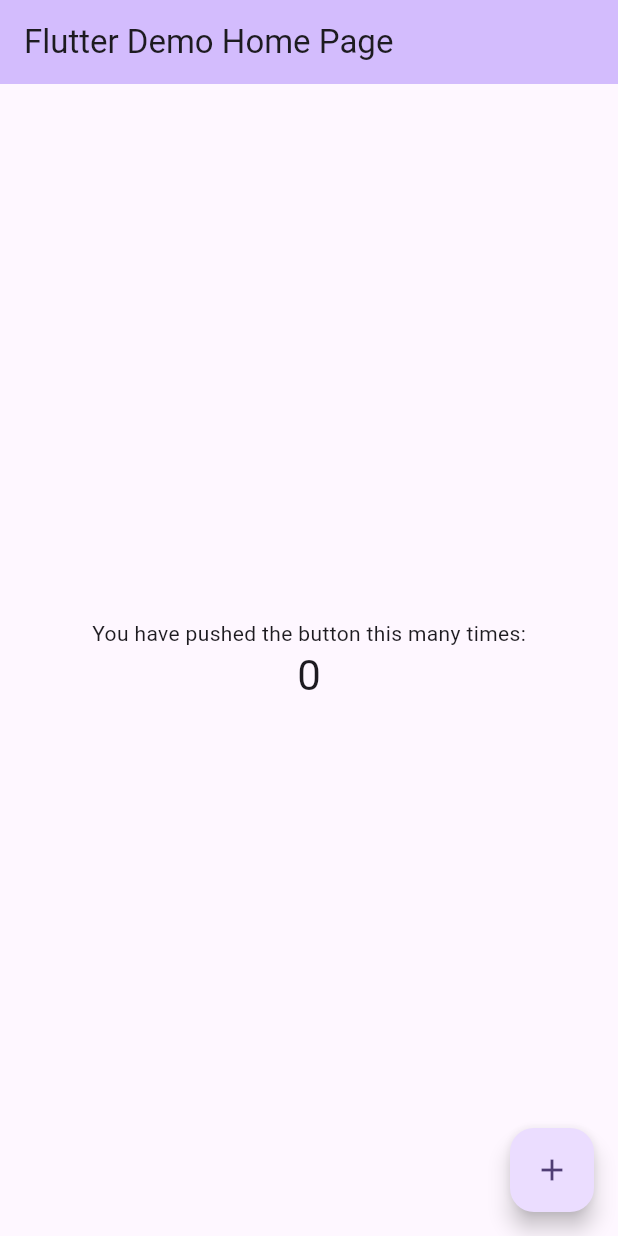
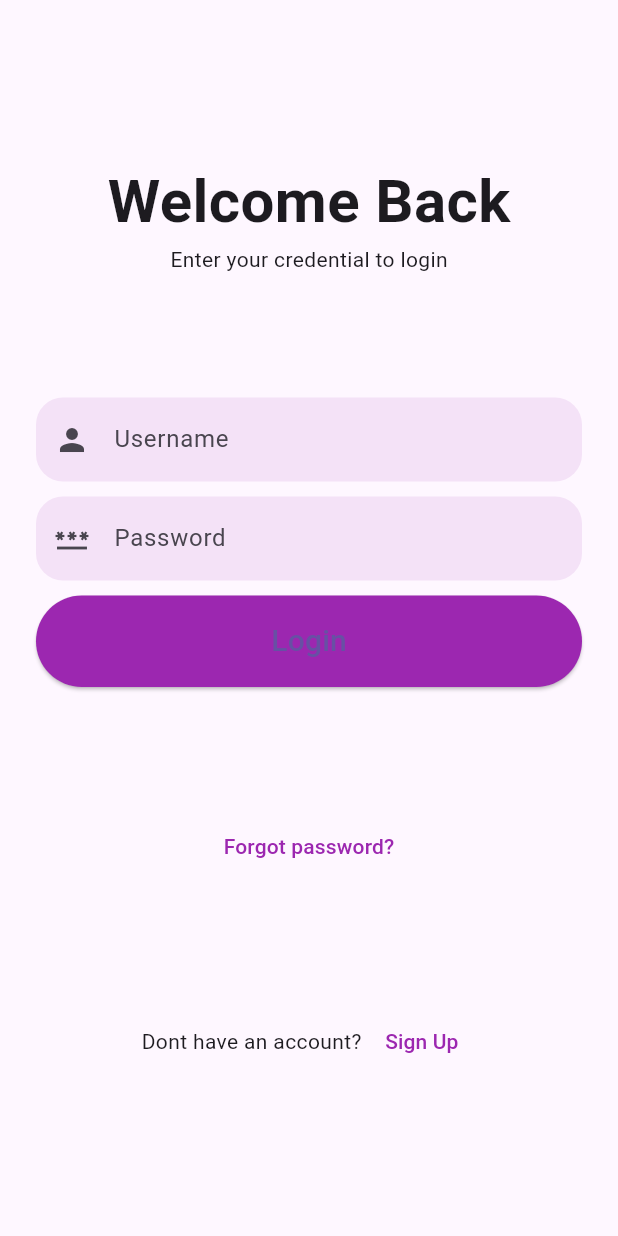
Before and after one commit to mifraheem/hostelive, a Flutter app: the screen it shows after launch, on a phone screen of 412 x 824 dp. Run offline on Flutter 3.47's test engine with Material 3 defaults, Android fonts, the phone set to English and light mode, and no system bars.

Commit message:
initial ui ready

```diff
--- a/hostelive_app/lib/main.dart
+++ b/hostelive_app/lib/main.dart
@@ -1,4 +1,6 @@
 import 'package:flutter/material.dart';
+import 'package:hostelive_app/screen/login_screen.dart';
+import 'package:hostelive_app/screen/signup_page.dart';
 
 void main() {
   runApp(const MyApp());
@@ -7,116 +9,17 @@ void main() {
 class MyApp extends StatelessWidget {
   const MyApp({super.key});
 
-  // This widget is the root of your application.
   @override
   Widget build(BuildContext context) {
     return MaterialApp(
-      title: 'Flutter Demo',
-      theme: ThemeData(
-        // This is the theme of your application.
-        //
-        // TRY THIS: Try running your application with "flutter run". You'll see
-        // the application has a purple toolbar. Then, without quitting the app,
-        // try changing the seedColor in the colorScheme below to Colors.green
-        // and then invoke "hot reload" (save your changes or press the "hot
-        // reload" button in a Flutter-supported IDE, or press "r" if you used
-        // the command line to start the app).
-        //
-        // Notice that the counter didn't reset back to zero; the application
-        // state is not lost during the reload. To reset the state, use hot
-        // restart instead.
-        //
-        // This works for code too, not just values: Most code changes can be
-        // tested with just a hot reload.
-        colorScheme: ColorScheme.fromSeed(seedColor: Colors.deepPurple),
-      ),
-      home: const MyHomePage(title: 'Flutter Demo Home Page'),
+      debugShowCheckedModeBanner: false,
+      title: 'Hostelive',
+      theme: ThemeData(primarySwatch: Colors.purple),
+      initialRoute: '/login',
+      routes: {
+        '/login': (context) => const LoginPage(),
+        '/signup': (context) => const SignupPage(),
+      },
     );
   }
 }
-
-class MyHomePage extends StatefulWidget {
-  const MyHomePage({super.key, required this.title});
-
-  // This widget is the home page of your application. It is stateful, meaning
-  // that it has a State object (defined below) that contains fields that affect
-  // how it looks.
-
-  // This class is the configuration for the state. It holds the values (in this
-  // case the title) provided by the parent (in this case the App widget) and
-  // used by the build method of the State. Fields in a Widget subclass are
-  // always marked "final".
-
-  final String title;
-
-  @override
-  State<MyHomePage> createState() => _MyHomePageState();
-}
-
-class _MyHomePageState extends State<MyHomePage> {
-  int _counter = 0;
-
-  void _incrementCounter() {
-    setState(() {
-      // This call to setState tells the Flutter framework that something has
-      // changed in this State, which causes it to rerun the build method below
-      // so that the display can reflect the updated values. If we changed
-      // _counter without calling setState(), then the build method would not be
-      // called again, and so nothing would appear to happen.
-      _counter++;
-    });
-  }
-
-  @override
-  Widget build(BuildContext context) {
-    // This method is rerun every time setState is called, for instance as done
-    // by the _incrementCounter method above.
-    //
-    // The Flutter framework has been optimized to make rerunning build methods
-    // fast, so that you can just rebuild anything that needs updating rather
-    // than having to individually change instances of widgets.
-    return Scaffold(
-      appBar: AppBar(
-        // TRY THIS: Try changing the color here to a specific color (to
-        // Colors.amber, perhaps?) and trigger a hot reload to see the AppBar
-        // change color while the other colors stay the same.
-        backgroundColor: Theme.of(context).colorScheme.inversePrimary,
-        // Here we take the value from the MyHomePage object that was created by
-        // the App.build method, and use it to set our appbar title.
-        title: Text(widget.title),
-      ),
-      body: Center(
-        // Center is a layout widget. It takes a single child and positions it
-        // in the middle of the parent.
-        child: Column(
-          // Column is also a layout widget. It takes a list of children and
-          // arranges them vertically. By default, it sizes itself to fit its
-          // children horizontally, and tries to be as tall as its parent.
-          //
-          // Column has various properties to control how it sizes itself and
-          // how it positions its children. Here we use mainAxisAlignment to
-          // center the children vertically; the main axis here is the vertical
-          // axis because Columns are vertical (the cross axis would be
-          // horizontal).
-          //
-          // TRY THIS: Invoke "debug painting" (choose the "Toggle Debug Paint"
-          // action in the IDE, or press "p" in the console), to see the
-          // wireframe for each widget.
-          mainAxisAlignment: MainAxisAlignment.center,
-          children: <Widget>[
-            const Text('You have pushed the button this many times:'),
-            Text(
-              '$_counter',
-              style: Theme.of(context).textTheme.headlineMedium,
-            ),
-          ],
-        ),
-      ),
-      floatingActionButton: FloatingActionButton(
-        onPressed: _incrementCounter,
-        tooltip: 'Increment',
-        child: const Icon(Icons.add),
-      ), // This trailing comma makes auto-formatting nicer for build methods.
-    );
-  }
-}
--- /dev/null
+++ b/hostelive_app/lib/screen/login_screen.dart
@@ -0,0 +1,107 @@
+import 'package:flutter/material.dart';
+
+class LoginPage extends StatelessWidget {
+  const LoginPage({super.key});
+
+  @override
+  Widget build(BuildContext context) {
+    return MaterialApp(
+      debugShowCheckedModeBanner: false,
+      home: Scaffold(
+        body: Container(
+          margin: const EdgeInsets.all(24),
+          child: Column(
+            mainAxisAlignment: MainAxisAlignment.spaceEvenly,
+            children: [
+              _header(context),
+              _inputField(context),
+              _forgotPassword(context),
+              _signup(context),
+            ],
+          ),
+        ),
+      ),
+    );
+  }
+
+  _header(context) {
+    return const Column(
+      children: [
+        Text(
+          "Welcome Back",
+          style: TextStyle(fontSize: 40, fontWeight: FontWeight.bold),
+        ),
+        Text("Enter your credential to login"),
+      ],
+    );
+  }
+
+  _inputField(context) {
+    return Column(
+      crossAxisAlignment: CrossAxisAlignment.stretch,
+      children: [
+        TextField(
+          decoration: InputDecoration(
+            hintText: "Username",
+            border: OutlineInputBorder(
+              borderRadius: BorderRadius.circular(18),
+              borderSide: BorderSide.none,
+            ),
+            fillColor: Colors.purple.withOpacity(0.1),
+            filled: true,
+            prefixIcon: const Icon(Icons.person),
+          ),
+        ),
+        const SizedBox(height: 10),
+        TextField(
+          decoration: InputDecoration(
+            hintText: "Password",
+            border: OutlineInputBorder(
+              borderRadius: BorderRadius.circular(18),
+              borderSide: BorderSide.none,
+            ),
+            fillColor: Colors.purple.withOpacity(0.1),
+            filled: true,
+            prefixIcon: const Icon(Icons.password),
+          ),
+          obscureText: true,
+        ),
+        const SizedBox(height: 10),
+        ElevatedButton(
+          onPressed: () {},
+          style: ElevatedButton.styleFrom(
+            shape: const StadiumBorder(),
+            padding: const EdgeInsets.symmetric(vertical: 16),
+            backgroundColor: Colors.purple,
+          ),
+          child: const Text("Login", style: TextStyle(fontSize: 20)),
+        ),
+      ],
+    );
+  }
+
+  _forgotPassword(context) {
+    return TextButton(
+      onPressed: () {},
+      child: const Text(
+        "Forgot password?",
+        style: TextStyle(color: Colors.purple),
+      ),
+    );
+  }
+
+  _signup(context) {
+    return Row(
+      mainAxisAlignment: MainAxisAlignment.center,
+      children: [
+        const Text("Dont have an account? "),
+        TextButton(
+          onPressed: () {
+            Navigator.pushNamed(context, '/signup');
+          },
+          child: const Text("Sign Up", style: TextStyle(color: Colors.purple)),
+        ),
+      ],
+    );
+  }
+}
--- a/hostelive_app/pubspec.yaml
+++ b/hostelive_app/pubspec.yaml
@@ -34,6 +34,7 @@ dependencies:
   # The following adds the Cupertino Icons font to your application.
   # Use with the CupertinoIcons class for iOS style icons.
   cupertino_icons: ^1.0.8
+  http: ^1.4.0
 
 dev_dependencies:
   flutter_test:
```
Also changed, not shown: hostelive_app/lib/screen/signup_page.dart (added, +392 -0 lines), hostelive_app/pubspec.lock.
